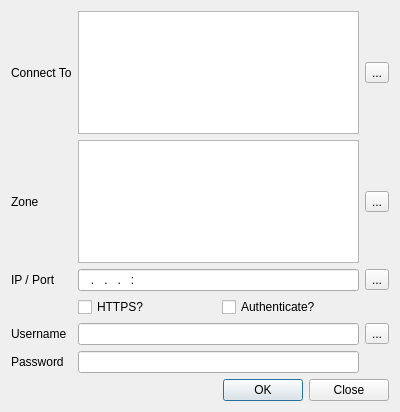
This is src/main/python/ui/load_zone.ui in 3ll3d00d/beqdesigner as Qt 5 draws it before an edit. The edited form follows.
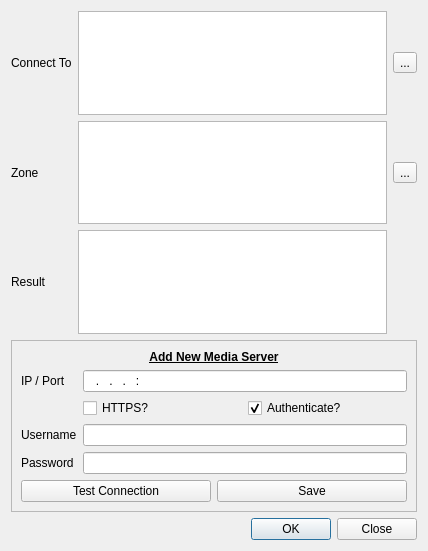
This is the edited form.

Commit message: restructure jriver mcws dialog

Patch:
```diff
--- a/src/main/python/ui/load_zone.ui
+++ b/src/main/python/ui/load_zone.ui
@@ -6,90 +6,121 @@
    <rect>
     <x>0</x>
     <y>0</y>
-    <width>400</width>
-    <height>412</height>
+    <width>428</width>
+    <height>551</height>
    </rect>
   </property>
   <property name="windowTitle">
    <string>Load DSP</string>
   </property>
   <layout class="QGridLayout" name="gridLayout">
-   <item row="2" column="0">
-    <widget class="QLabel" name="mcIPLabel">
-     <property name="text">
-      <string>IP / Port</string>
+   <item row="3" column="0" colspan="3">
+    <widget class="QFrame" name="addNewFrame">
+     <property name="frameShape">
+      <enum>QFrame::StyledPanel</enum>
      </property>
-    </widget>
-   </item>
-   <item row="5" column="1">
-    <widget class="QLineEdit" name="password">
-     <property name="echoMode">
-      <enum>QLineEdit::PasswordEchoOnEdit</enum>
+     <property name="frameShadow">
+      <enum>QFrame::Raised</enum>
      </property>
+     <layout class="QGridLayout" name="formLayout">
+      <item row="3" column="1">
+       <widget class="QLineEdit" name="username"/>
+      </item>
+      <item row="4" column="0">
+       <widget class="QLabel" name="passwordLabel">
+        <property name="text">
+         <string>Password</string>
+        </property>
+       </widget>
+      </item>
+      <item row="2" column="1">
+       <layout class="QHBoxLayout" name="checkLayout">
+        <item>
+         <widget class="QCheckBox" name="https">
+          <property name="text">
+           <string>HTTPS?</string>
+          </property>
+         </widget>
+        </item>
+        <item>
+         <widget class="QCheckBox" name="auth">
+          <property name="text">
+           <string>Authenticate?</string>
+          </property>
+          <property name="checked">
+           <bool>true</bool>
+          </property>
+         </widget>
+        </item>
+       </layout>
+      </item>
+      <item row="0" column="0" colspan="2">
+       <widget class="QLabel" name="frameHeader">
+        <property name="font">
+         <font>
+          <weight>75</weight>
+          <italic>false</italic>
+          <bold>true</bold>
+          <underline>true</underline>
+         </font>
+        </property>
+        <property name="text">
+         <string>Add New Media Server</string>
+        </property>
+        <property name="alignment">
+         <set>Qt::AlignCenter</set>
+        </property>
+       </widget>
+      </item>
+      <item row="4" column="1">
+       <widget class="QLineEdit" name="password">
+        <property name="echoMode">
+         <enum>QLineEdit::PasswordEchoOnEdit</enum>
+        </property>
+       </widget>
+      </item>
+      <item row="3" column="0">
+       <widget class="QLabel" name="usernameLabel">
+        <property name="text">
+         <string>Username</string>
+        </property>
+       </widget>
+      </item>
+      <item row="1" column="0">
+       <widget class="QLabel" name="mcIPLabel">
+        <property name="text">
+         <string>IP / Port</string>
+        </property>
+       </widget>
+      </item>
+      <item row="1" column="1">
+       <widget class="QLineEdit" name="mcIP">
+        <property name="inputMask">
+         <string>000.000.000.000:00000</string>
+        </property>
+       </widget>
+      </item>
+      <item row="5" column="0" colspan="2">
+       <layout class="QHBoxLayout" name="addButtonsLayout">
+        <item>
+         <widget class="QPushButton" name="testConnectionButton">
+          <property name="text">
+           <string>Test Connection</string>
+          </property>
+         </widget>
+        </item>
+        <item>
+         <widget class="QPushButton" name="addNewButton">
+          <property name="text">
+           <string>Save</string>
+          </property>
+         </widget>
+        </item>
+       </layout>
+      </item>
+     </layout>
     </widget>
    </item>
-   <item row="4" column="0">
-    <widget class="QLabel" name="usernameLabel">
-     <property name="text">
-      <string>Username</string>
-     </property>
-    </widget>
-   </item>
-   <item row="2" column="2">
-    <widget class="QToolButton" name="testConnectionButton">
-     <property name="text">
-      <string>...</string>
-     </property>
-    </widget>
-   </item>
-   <item row="4" column="1">
-    <widget class="QLineEdit" name="username"/>
-   </item>
-   <item row="5" column="0">
-    <widget class="QLabel" name="passwordLabel">
-     <property name="text">
-      <string>Password</string>
-     </property>
-    </widget>
-   </item>
-   <item row="0" column="2">
-    <widget class="QToolButton" name="deleteSaved">
-     <property name="text">
-      <string>...</string>
-     </property>
-    </widget>
-   </item>
-   <item row="1" column="2">
-    <widget class="QToolButton" name="upload">
-     <property name="text">
-      <string>...</string>
-     </property>
-    </widget>
-   </item>
-   <item row="0" column="0">
-    <widget class="QLabel" name="savedConnectionsLabel">
-     <property name="text">
-      <string>Connect To</string>
-     </property>
-    </widget>
-   </item>
-   <item row="4" column="2">
-    <widget class="QToolButton" name="addNewButton">
-     <property name="text">
-      <string>...</string>
-     </property>
-    </widget>
-   </item>
-   <item row="2" column="1">
-    <widget class="QLineEdit" name="mcIP">
-     <property name="inputMask">
-      <string>000.000.000.000:00000</string>
-     </property>
-    </widget>
-   </item>
-   <item row="1" column="1">
-    <widget class="QListWidget" name="zones"/>
-   </item>
    <item row="1" column="0">
     <widget class="QLabel" name="zonesLabel">
      <property name="text">
@@ -97,7 +128,14 @@
      </property>
     </widget>
    </item>
-   <item row="6" column="0" colspan="3">
+   <item row="0" column="0">
+    <widget class="QLabel" name="savedConnectionsLabel">
+     <property name="text">
+      <string>Connect To</string>
+     </property>
+    </widget>
+   </item>
+   <item row="8" column="0" colspan="3">
     <widget class="QDialogButtonBox" name="buttonBox">
      <property name="orientation">
       <enum>Qt::Horizontal</enum>
@@ -107,27 +145,45 @@
      </property>
     </widget>
    </item>
-   <item row="3" column="1">
-    <layout class="QHBoxLayout" name="checkLayout">
-     <item>
-      <widget class="QCheckBox" name="https">
-       <property name="text">
-        <string>HTTPS?</string>
-       </property>
-      </widget>
-     </item>
-     <item>
-      <widget class="QCheckBox" name="auth">
-       <property name="text">
-        <string>Authenticate?</string>
-       </property>
-      </widget>
-     </item>
-    </layout>
-   </item>
    <item row="0" column="1">
     <widget class="QListWidget" name="savedConnections"/>
    </item>
+   <item row="0" column="2">
+    <widget class="QToolButton" name="deleteSaved">
+     <property name="text">
+      <string>...</string>
+     </property>
+    </widget>
+   </item>
+   <item row="1" column="1">
+    <widget class="QListWidget" name="zones"/>
+   </item>
+   <item row="1" column="2">
+    <widget class="QToolButton" name="upload">
+     <property name="text">
+      <string>...</string>
+     </property>
+    </widget>
+   </item>
+   <item row="2" column="0">
+    <widget class="QLabel" name="resultLabel">
+     <property name="text">
+      <string>Result</string>
+     </property>
+    </widget>
+   </item>
+   <item row="2" column="1">
+    <widget class="QPlainTextEdit" name="resultText">
+     <property name="font">
+      <font>
+       <family>Courier New</family>
+      </font>
+     </property>
+     <property name="readOnly">
+      <bool>true</bool>
+     </property>
+    </widget>
+   </item>
   </layout>
  </widget>
  <tabstops>
```
Left out of the diff: 4 changed lines with no effect on the pictures. The commit also changes 5 other files.
